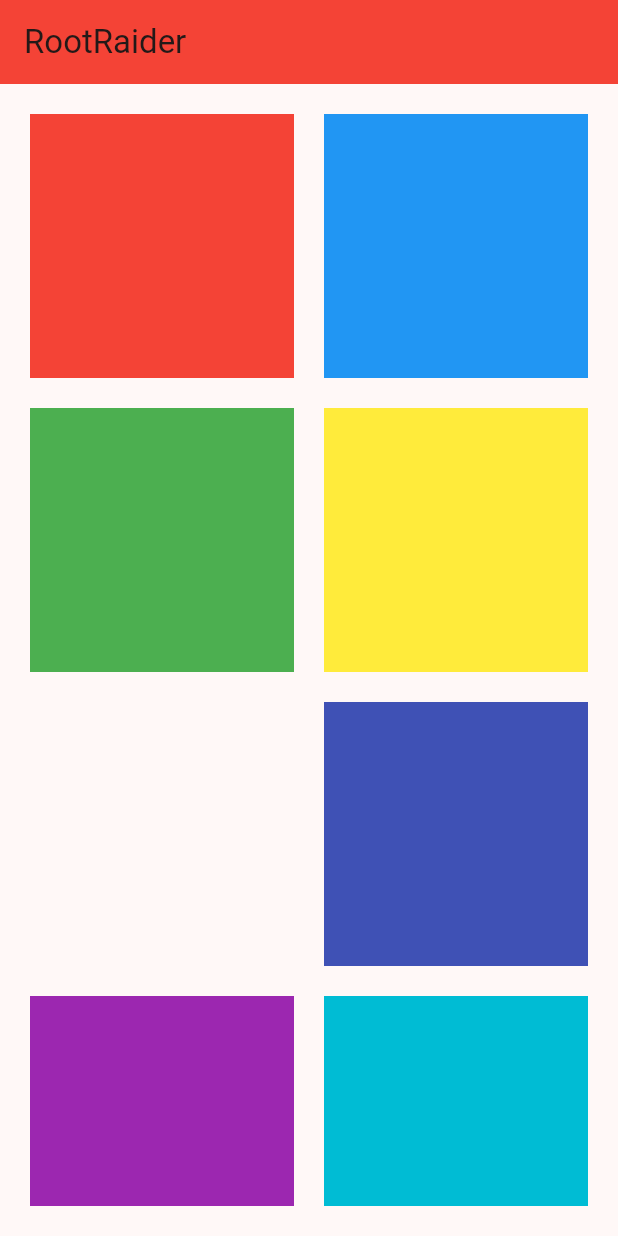
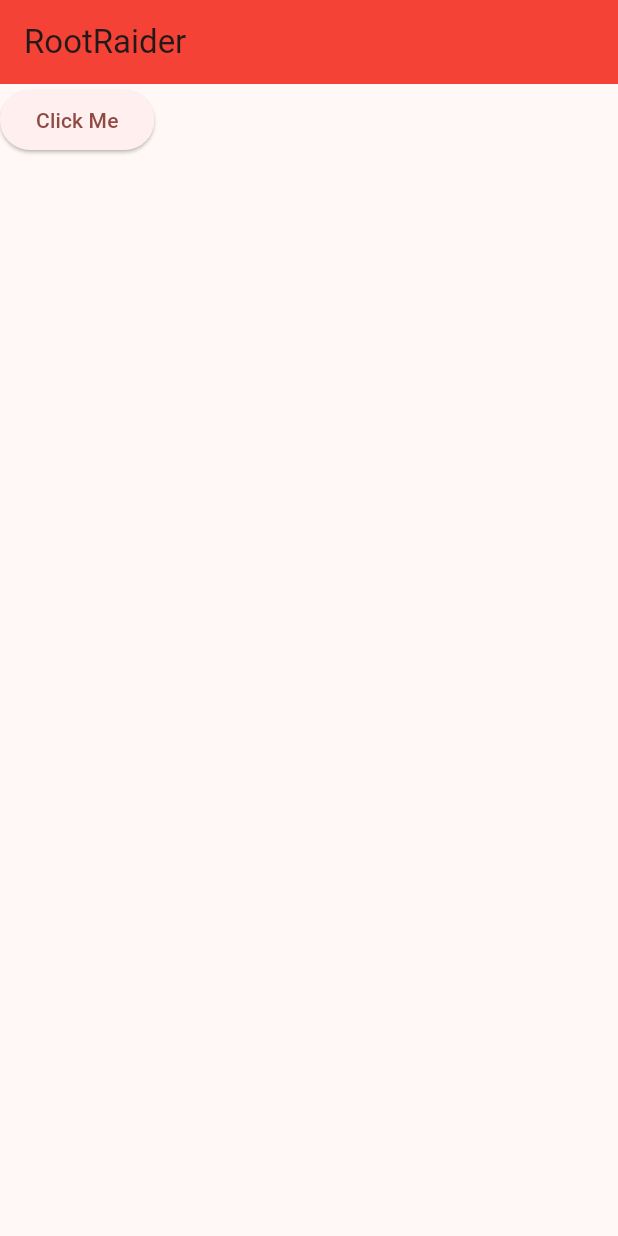
Before and after one commit to rshhridoy/flutter-playground, a Flutter app: the screen it shows after launch, on a phone screen of 412 x 824 dp. Run offline on Flutter 3.47's test engine with Material 3 defaults, Android fonts, the phone set to English and light mode, and no system bars.

Commit message:
callBack Func

```diff
--- a/lib/main.dart
+++ b/lib/main.dart
@@ -38,6 +38,10 @@ class MyHomePage extends StatefulWidget {
 }
 
 class _MyHomePageState extends State<MyHomePage> {
+  execute() {
+    print('Hridoy');
+  }
+
   var arrColor = [
     Colors.red,
     Colors.blue,
@@ -55,20 +59,10 @@ class _MyHomePageState extends State<MyHomePage> {
           backgroundColor: Colors.red,
           title: Text("RootRaider"),
         ),
-        body: Padding(
-          padding: const EdgeInsets.all(20.0),
-          child: GridView.builder(
-            gridDelegate: SliverGridDelegateWithMaxCrossAxisExtent(
-                maxCrossAxisExtent: 200,
-                crossAxisSpacing: 20,
-                mainAxisSpacing: 20),
-            itemBuilder: (context, index) {
-              return Container(
-                color: arrColor[index],
-              );
+        body: ElevatedButton(
+            onPressed: () {
+              return execute();
             },
-            itemCount: arrColor.length,
-          ),
-        ));
+            child: Text("Click Me")));
   }
 }
```
